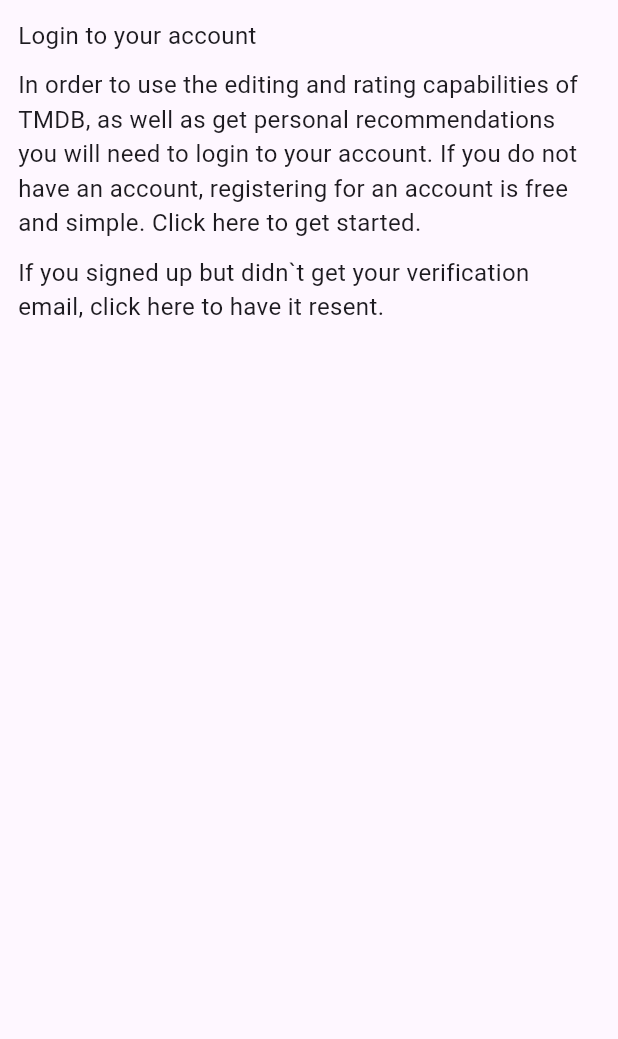
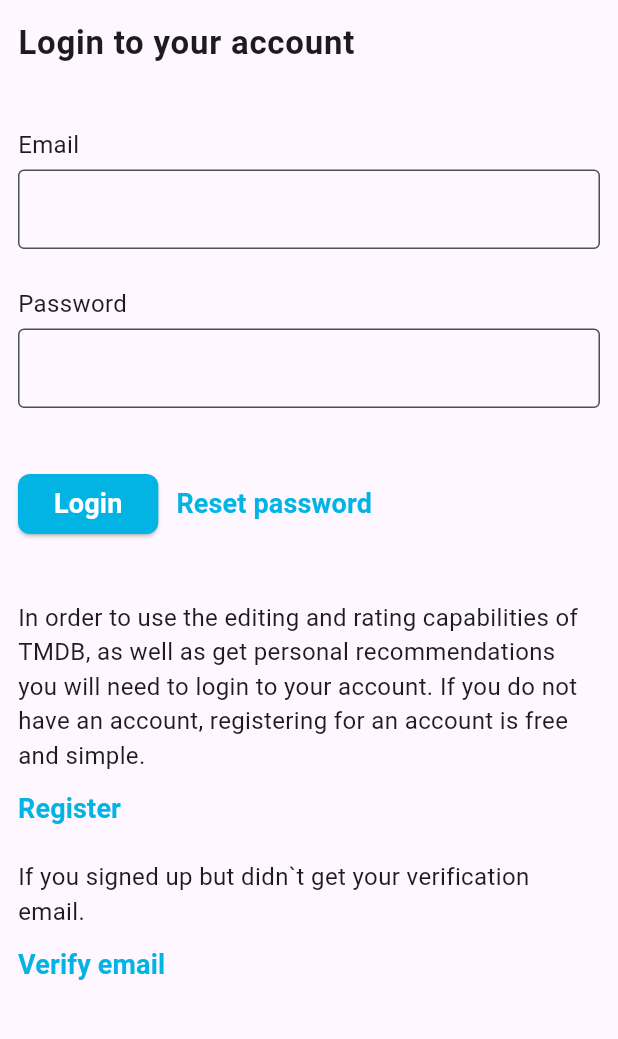
Before and after one commit to alinakornieieva/flutter_movie, a Flutter app: the screen it shows after launch, on a phone screen of 412 x 824 dp, the part 84-1123 px from its top. Run offline on Flutter 3.47's test engine with Material 3 defaults, Android fonts, the phone set to English and light mode, and no system bars.

Commit message:
Completed Auth Screen

```diff
--- a/lib/features/auth/auth_screen.dart
+++ b/lib/features/auth/auth_screen.dart
@@ -10,6 +10,7 @@ class AuthScreen extends StatefulWidget {
 class _AuthScreenState extends State<AuthScreen> {
   @override
   Widget build(BuildContext context) {
+    final theme = Theme.of(context);
     return Scaffold(
       appBar: AppBar(
         title: const Text('TheMovieDB'),
@@ -17,28 +18,123 @@ class _AuthScreenState extends State<AuthScreen> {
       body: Padding(
         padding: const EdgeInsets.all(12.0),
         child: SingleChildScrollView(
-          child: Column(
-            crossAxisAlignment: CrossAxisAlignment.start,
-            children: [
-              const Text('Login to your account'),
-              const SizedBox(height: 10.0),
-              RichText(
-                  text: TextSpan(
-                      style: Theme.of(context).textTheme.bodyMedium,
-                      children: const [
-                    TextSpan(
-                        text:
-                            'In order to use the editing and rating capabilities of TMDB, as well as get personal recommendations you will need to login to your account. If you do not have an account, registering for an account is free and simple. '),
-                    TextSpan(text: 'Click here'),
-                    TextSpan(text: ' to get started.')
-                  ])),
-              const SizedBox(height: 10.0),
-              const Text(
-                  'If you signed up but didn`t get your verification email, click here to have it resent.')
-            ],
-          ),
-        ),
+            child:
+                Column(crossAxisAlignment: CrossAxisAlignment.start, children: [
+          Text('Login to your account', style: theme.textTheme.bodyLarge),
+          const AuthForm(),
+          const SizedBox(height: 40.0),
+          const Text(
+              'In order to use the editing and rating capabilities of TMDB, as well as get personal recommendations you will need to login to your account. If you do not have an account, registering for an account is free and simple. '),
+          TextButton(
+              style: ButtonStyle(
+                  padding: MaterialStateProperty.all(const EdgeInsets.all(0.0)),
+                  overlayColor:
+                      const MaterialStatePropertyAll(Colors.transparent),
+                  foregroundColor: const MaterialStatePropertyAll(
+                      Color.fromRGBO(1, 180, 228, 1))),
+              onPressed: () {},
+              child: const Text('Register',
+                  style: TextStyle(fontSize: 18, fontWeight: FontWeight.w700))),
+          const SizedBox(height: 10.0),
+          const Text(
+              'If you signed up but didn`t get your verification email.'),
+          TextButton(
+              style: ButtonStyle(
+                  padding: MaterialStateProperty.all(const EdgeInsets.all(0.0)),
+                  overlayColor:
+                      const MaterialStatePropertyAll(Colors.transparent),
+                  foregroundColor: const MaterialStatePropertyAll(
+                      Color.fromRGBO(1, 180, 228, 1))),
+              onPressed: () {},
+              child: const Text('Verify email',
+                  style: TextStyle(fontSize: 18, fontWeight: FontWeight.w700))),
+        ])),
       ),
     );
   }
 }
+
+class AuthForm extends StatefulWidget {
+  const AuthForm({super.key});
+
+  @override
+  State<AuthForm> createState() => _AuthFormState();
+}
+
+class _AuthFormState extends State<AuthForm> {
+  final _emailFieldController = TextEditingController();
+  final _passwordFieldController = TextEditingController();
+  String? error;
+
+  void _login() {
+    final email = _emailFieldController.text;
+    final password = _passwordFieldController.text;
+
+    if (email == 'admin' && password == 'admin') {
+      error = null;
+    } else {
+      error = 'Wrong data. Try again.';
+    }
+    setState(() {});
+  }
+
+  void _resetPassword() {}
+
+  final textFieldDecoration = const InputDecoration(
+      contentPadding: EdgeInsets.all(10.0),
+      isCollapsed: true,
+      enabledBorder:
+          OutlineInputBorder(borderSide: BorderSide(color: Color(0xFF495057))),
+      focusedBorder: OutlineInputBorder(
+          borderSide: BorderSide(color: Color.fromRGBO(1, 180, 228, 1))));
+  @override
+  Widget build(BuildContext context) {
+    return Column(
+      crossAxisAlignment: CrossAxisAlignment.start,
+      children: [
+        const SizedBox(height: 40),
+        const Text('Email'),
+        const SizedBox(height: 5),
+        TextField(
+            controller: _emailFieldController, decoration: textFieldDecoration),
+        const SizedBox(height: 25),
+        const Text('Password'),
+        const SizedBox(height: 5),
+        TextField(
+            obscureText: true,
+            controller: _passwordFieldController,
+            decoration: textFieldDecoration),
+        if (error != null)
+          Padding(
+            padding: const EdgeInsets.only(top: 10.0),
+            child: Center(
+                child: Text(error!,
+                    style: const TextStyle(
+                        color: Colors.red, fontWeight: FontWeight.w600))),
+          ),
+        const SizedBox(height: 40),
+        Row(children: [
+          ElevatedButton(
+              style: ButtonStyle(
+                  shape: MaterialStatePropertyAll(RoundedRectangleBorder(
+                      borderRadius: BorderRadius.circular(8.0))),
+                  backgroundColor: MaterialStateProperty.all(
+                      const Color.fromRGBO(1, 180, 228, 1)),
+                  foregroundColor:
+                      const MaterialStatePropertyAll(Colors.white)),
+              onPressed: _login,
+              child: const Text('Login',
+                  style: TextStyle(fontSize: 18, fontWeight: FontWeight.w700))),
+          TextButton(
+              style: const ButtonStyle(
+                  overlayColor: MaterialStatePropertyAll(Colors.transparent),
+                  foregroundColor:
+                      MaterialStatePropertyAll(Color.fromRGBO(1, 180, 228, 1))),
+              onPressed: _resetPassword,
+              child: const Text('Reset password',
+                  style: TextStyle(fontSize: 18, fontWeight: FontWeight.w700)))
+        ])
+      ],
+    );
+  }
+}
--- a/lib/main.dart
+++ b/lib/main.dart
@@ -13,7 +13,9 @@ class MyApp extends StatelessWidget {
       title: 'Flutter Demo',
       debugShowCheckedModeBanner: false,
       theme: ThemeData(
-        textTheme: const TextTheme(bodyMedium: TextStyle(fontSize: 16)),
+        textTheme: const TextTheme(
+            bodyMedium: TextStyle(fontSize: 16),
+            bodyLarge: TextStyle(fontSize: 22, fontWeight: FontWeight.w700)),
         appBarTheme: const AppBarTheme(
             backgroundColor: Color.fromRGBO(3, 37, 65, 1),
             foregroundColor: Colors.white,
```
